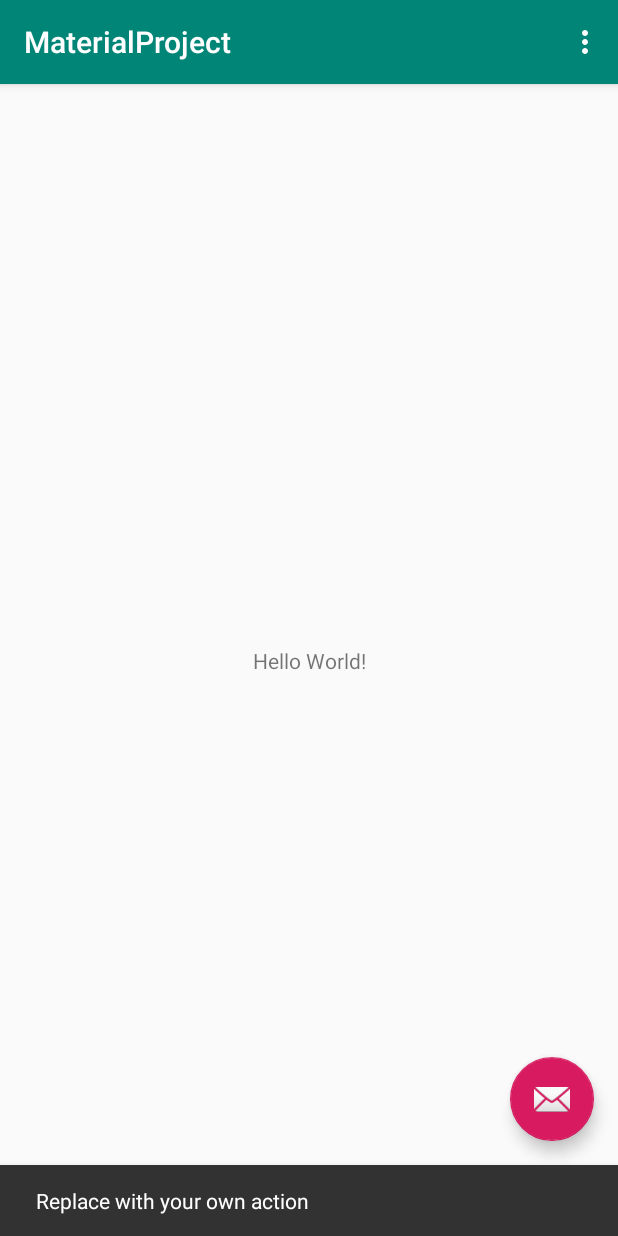
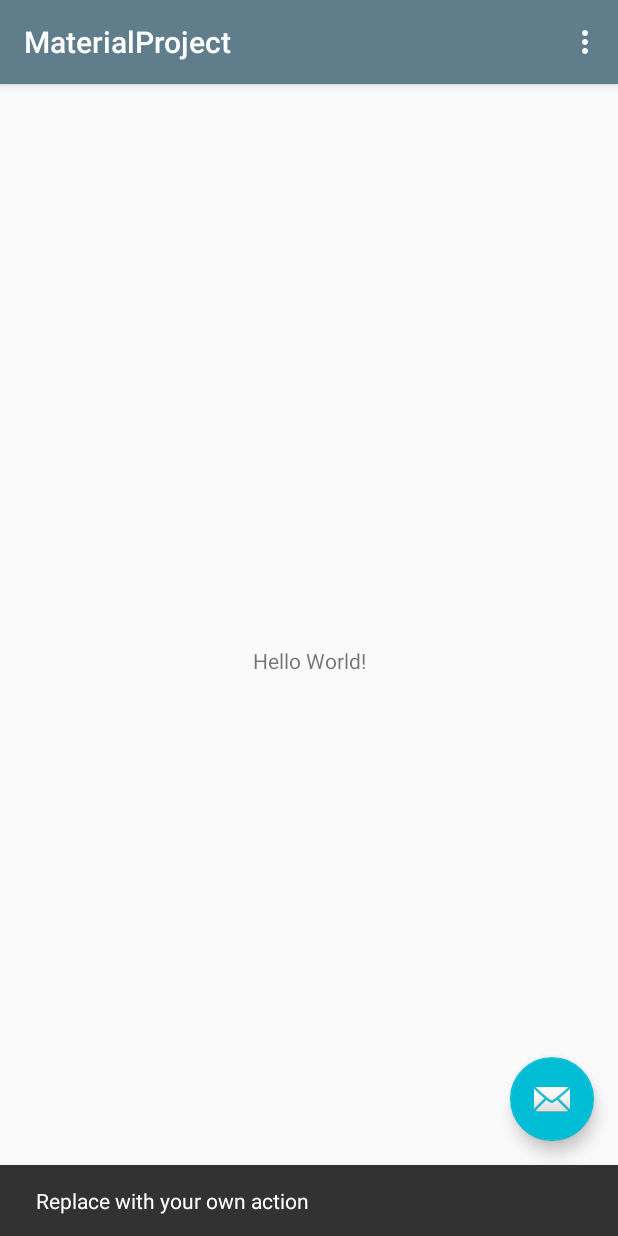
Before and after one commit to RomanrRA/MaterialProject, an Android app: the screen it shows after launch (MainActivity), after a tap on an icon or button, on a phone screen of 412 x 824 dp. Run offline under Robolectric (Android 15) with nearby library versions, the phone set to English and light mode, and no system bars.

Commit message:
23.11.19 check hw

```diff
--- a/app/src/main/java/com/example/materialproject/MainActivity.java
+++ b/app/src/main/java/com/example/materialproject/MainActivity.java
@@ -14,21 +14,21 @@ import android.view.MenuItem;
 
 public class MainActivity extends AppCompatActivity {
 
+    private Toolbar toolbar;
+
     @Override
     protected void onCreate(Bundle savedInstanceState) {
         super.onCreate(savedInstanceState);
         setContentView(R.layout.activity_main);
-        Toolbar toolbar = findViewById(R.id.toolbar);
+
+        initViews();
         setSupportActionBar(toolbar);
+        initFabBtn();
+    }
 
-        FloatingActionButton fab = findViewById(R.id.fab);
-        fab.setOnClickListener(new View.OnClickListener() {
-            @Override
-            public void onClick(View view) {
-                Snackbar.make(view, "Replace with your own action", Snackbar.LENGTH_LONG)
-                        .setAction("Action", null).show();
-            }
-        });
+    private void initViews() {
+        toolbar = findViewById(R.id.toolbar);
+
     }
 
     @Override
@@ -52,4 +52,15 @@ public class MainActivity extends AppCompatActivity {
 
         return super.onOptionsItemSelected(item);
     }
+
+    private void initFabBtn() {
+        FloatingActionButton fab = findViewById(R.id.fab);
+        fab.setOnClickListener(new View.OnClickListener() {
+            @Override
+            public void onClick(View view) {
+                Snackbar.make(view, "Replace with your own action", Snackbar.LENGTH_LONG)
+                        .setAction("Action", null).show();
+            }
+        });
+    }
 }
--- a/app/src/main/res/values/colors.xml
+++ b/app/src/main/res/values/colors.xml
@@ -1,6 +1,15 @@
 <?xml version="1.0" encoding="utf-8"?>
 <resources>
-    <color name="colorPrimary">#008577</color>
-    <color name="colorPrimaryDark">#00574B</color>
-    <color name="colorAccent">#D81B60</color>
+    <color name="colorPrimary">#607D8B</color>
+    <color name="colorPrimaryDark">#455A64</color>
+    <color name="colorPrimaryAccent">#00BCD4</color>
+    <color name="colorPrimaryLight">#CFD8DC</color>
+    <color name="colorSecondary">#3F51B5</color>
+    <color name="colorSecondaryDark">#303F9F</color>
+    <color name="colorSecondaryAccent">#03A9F4</color>
+    <color name="colorSecondaryLight">#C5CAE9</color>
+    <color name="colorGreenOrange">#4CAF50</color>
+    <color name="colorGreenOrangeDark">#388E3C</color>
+    <color name="colorGreenOrangeAccent">#FFC107</color>
+    <color name="colorGreenOrangeLight">#C8E6C9</color>
 </resources>
--- a/app/src/main/res/values/styles.xml
+++ b/app/src/main/res/values/styles.xml
@@ -5,7 +5,7 @@
         <!-- Customize your theme here. -->
         <item name="colorPrimary">@color/colorPrimary</item>
         <item name="colorPrimaryDark">@color/colorPrimaryDark</item>
-        <item name="colorAccent">@color/colorAccent</item>
+        <item name="colorAccent">@color/colorPrimaryAccent</item>
     </style>
 
     <style name="AppTheme.NoActionBar">
```
